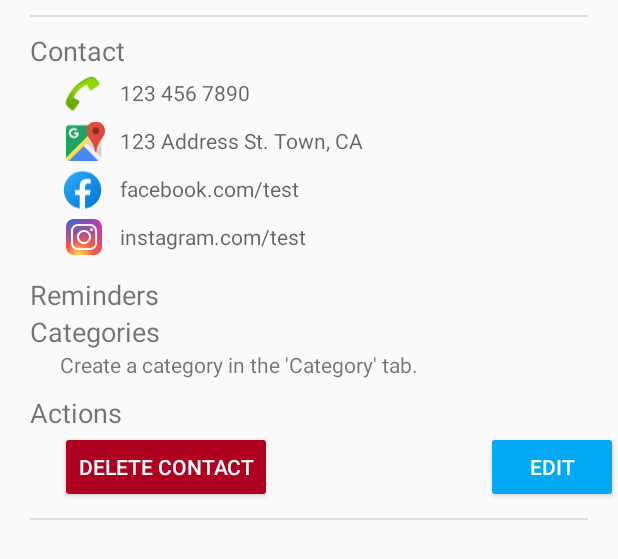
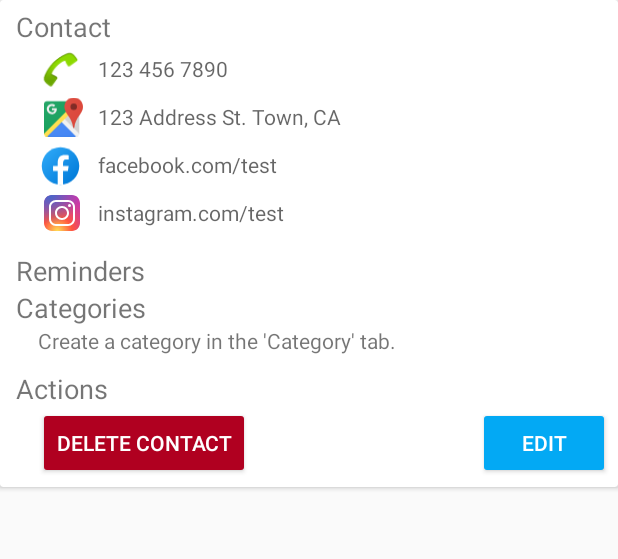
Before and after one commit to jonathandlo/HangTimeAssistant, an Android app: the layout item_contact_collapsible_viewonly.xml on its own in the app's theme, with its tools: preview values and no code run, on a phone screen of 412 x 824 dp. Shown: the top 559 px of the screen. Run offline under Robolectric (Android 15) with nearby library versions, the phone set to English and light mode, and no system bars.

Commit message:
minor contact card formatting changes

```diff
--- a/app/src/main/res/layout/item_contact.xml
+++ b/app/src/main/res/layout/item_contact.xml
@@ -8,13 +8,13 @@
     android:layout_marginBottom="10dp"
     android:orientation="vertical"
     android:paddingStart="10dp"
-    android:paddingEnd="10dp"
-    android:paddingBottom="10dp">
+    android:paddingEnd="10dp">
 
     <androidx.constraintlayout.widget.ConstraintLayout
         android:id="@+id/layout_cont_title_area"
         android:layout_width="match_parent"
-        android:layout_height="match_parent">
+        android:layout_height="match_parent"
+        android:layout_marginVertical="5dp">
 
         <TextView
             android:id="@+id/text_cont_name"
--- a/app/src/main/res/layout/item_contact_collapsible_viewonly.xml
+++ b/app/src/main/res/layout/item_contact_collapsible_viewonly.xml
@@ -1,34 +1,30 @@
 <?xml version="1.0" encoding="utf-8"?>
-<LinearLayout xmlns:android="http://schemas.android.com/apk/res/android"
+
+<androidx.cardview.widget.CardView xmlns:android="http://schemas.android.com/apk/res/android"
     xmlns:app="http://schemas.android.com/apk/res-auto"
     xmlns:tools="http://schemas.android.com/tools"
     android:id="@+id/layout_cont_collapsible_view"
     android:layout_width="match_parent"
     android:layout_height="wrap_content"
+    app:contentPadding="5dp">
+
+    <LinearLayout
+        android:layout_width="match_parent"
+        android:layout_height="wrap_content"
         android:orientation="vertical">
-
-    <View
-        android:id="@+id/line_cont_upper"
-        style="@style/Divider"
-        android:layout_width="match_parent"
-        android:layout_height="1dp"
-        android:layout_marginLeft="20dp"
-        android:layout_marginTop="10dp"
-        android:layout_marginRight="20dp"
-        android:layout_marginBottom="10dp" />
 
         <TextView
             android:id="@+id/textView12"
             android:layout_width="wrap_content"
             android:layout_height="wrap_content"
-        android:layout_marginStart="20dp"
+            android:layout_marginStart="5dp"
             android:text="Contact"
             android:textSize="18sp" />
 
         <androidx.constraintlayout.widget.ConstraintLayout
             android:layout_width="match_parent"
             android:layout_height="wrap_content"
-        android:layout_marginStart="40dp"
+            android:layout_marginStart="20dp"
             android:layout_marginEnd="20dp"
             android:layout_marginBottom="10dp">
 
@@ -143,7 +139,7 @@
             android:id="@+id/textView11"
             android:layout_width="wrap_content"
             android:layout_height="wrap_content"
-        android:layout_marginStart="20dp"
+            android:layout_marginStart="5dp"
             android:text="Reminders"
             android:textSize="18sp" />
 
@@ -151,7 +147,7 @@
             android:id="@+id/textView10"
             android:layout_width="wrap_content"
             android:layout_height="wrap_content"
-        android:layout_marginStart="20dp"
+            android:layout_marginStart="5dp"
             android:text="Categories"
             android:textSize="18sp" />
 
@@ -159,7 +155,7 @@
             android:id="@+id/flexbox_categories"
             android:layout_width="match_parent"
             android:layout_height="wrap_content"
-        android:layout_marginStart="40dp"
+            android:layout_marginStart="20dp"
             android:layout_marginBottom="10dp"
             app:flexWrap="wrap">
 
@@ -175,14 +171,14 @@
             android:id="@+id/textView2"
             android:layout_width="wrap_content"
             android:layout_height="wrap_content"
-        android:layout_marginStart="20dp"
+            android:layout_marginStart="5dp"
             android:text="Actions"
             android:textSize="18sp" />
 
         <androidx.constraintlayout.widget.ConstraintLayout
             android:layout_width="match_parent"
             android:layout_height="match_parent"
-        android:layout_marginStart="40dp">
+            android:layout_marginStart="20dp">
 
             <Button
                 android:id="@+id/button_cont_delete_view"
@@ -205,13 +201,5 @@
                 app:layout_constraintTop_toTopOf="parent" />
         </androidx.constraintlayout.widget.ConstraintLayout>
 
-    <View
-        android:id="@+id/view2"
-        style="@style/Divider"
-        android:layout_width="match_parent"
-        android:layout_height="1dp"
-        android:layout_marginLeft="20dp"
-        android:layout_marginTop="10dp"
-        android:layout_marginRight="20dp"
-        android:layout_marginBottom="10dp" />
     </LinearLayout>
+</androidx.cardview.widget.CardView>
```
Lines whose indentation alone changed are shown as unchanged.
